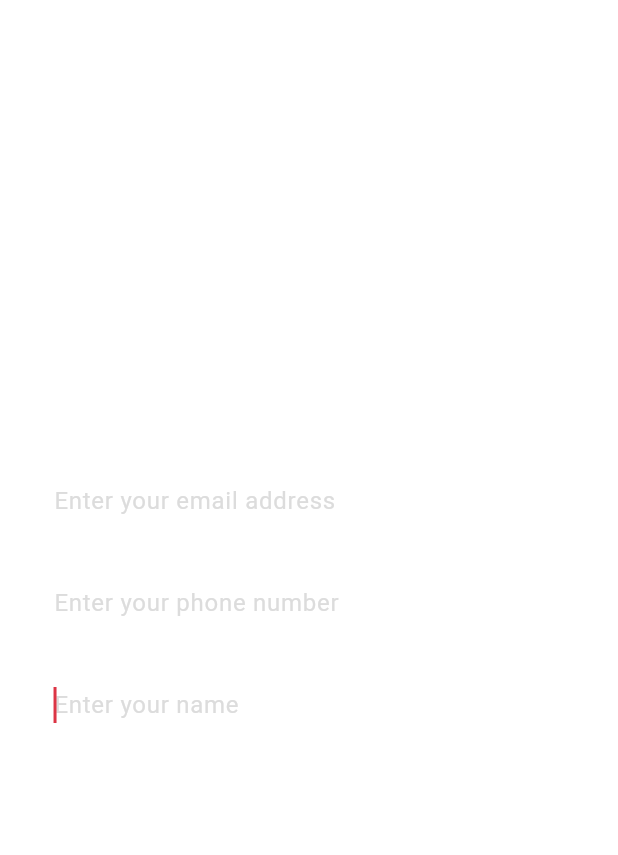
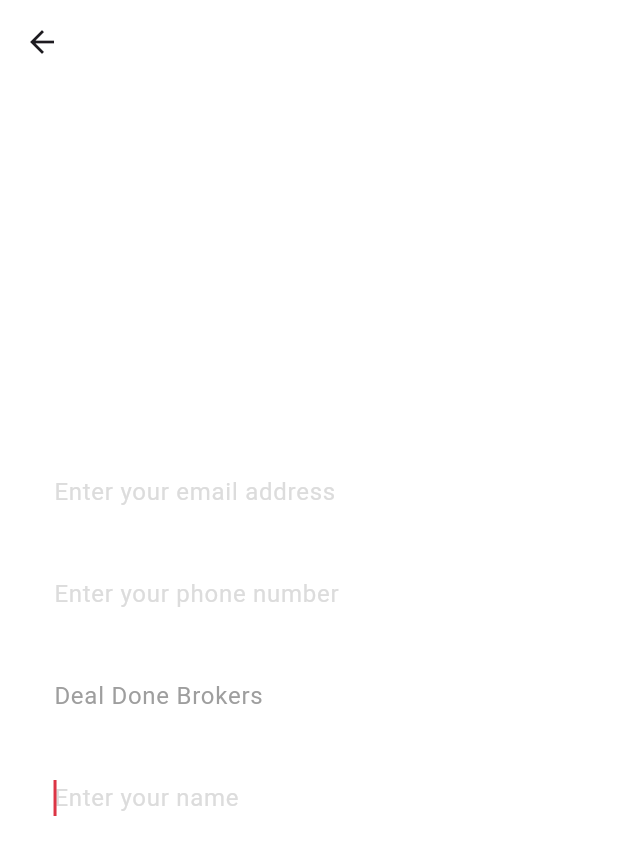
Before and after one commit to KodeInnovate-WorkSpace/s1media_app, a Flutter app: the HomeScreen screen opened directly, after a tap on "Enquire", on a phone screen of 412 x 824 dp. Shown: the top 855 px of the screen. Run offline on Flutter 3.47's test engine with Material 3 defaults, Android fonts, the phone set to English and light mode, and no system bars; our stand-ins replace carousel_slider, cloud_firestore, firebase_core, get, pinput, shared_preferences; missing offline and left inert: in_app_update, mailer; accounts and stored records are empty.

```diff
--- a/lib/screens/OTP.dart
+++ b/lib/screens/OTP.dart
@@ -63,11 +63,11 @@
           children: [
             const Text(
               "We've sent a verification code to",
-              style: TextStyle(fontFamily: "Gilroy-Bold", color: Color(0xffc9cace), fontSize: 16),
+              style: TextStyle( color: Color(0xffc9cace), fontSize: 16),
             ),
             Text(
               widget.email,
-              style: const TextStyle(fontFamily: "Gilroy-SemiBold", fontSize: 17),
+              style: const TextStyle(fontSize: 17),
             ),
             Padding(
               padding: const EdgeInsets.symmetric(horizontal: 30),
--- a/lib/screens/enquire_form.dart
+++ b/lib/screens/enquire_form.dart
@@ -2,8 +2,9 @@
 
 class EnquireForm extends StatefulWidget {
   final Map<String, String?> userDetails;
+  final serviceName;
 
-  const EnquireForm({super.key, required this.userDetails});
+  const EnquireForm({super.key, required this.userDetails, required this.serviceName});
 
   @override
   State<EnquireForm> createState() => _EnquireFormState();
@@ -24,6 +25,11 @@
   Widget build(BuildContext context) {
     return Scaffold(
       backgroundColor: Colors.white,
+      appBar: AppBar(
+        backgroundColor: Colors.white,
+        surfaceTintColor: Colors.white,
+
+      ),
       body: Padding(
         padding: const EdgeInsets.all(20.0),
         child: Column(
@@ -77,6 +83,29 @@
             ),
             const SizedBox(height: 20),
 
+            // Service
+            TextFormField(
+              cursorColor: const Color(0xffdc3545),
+              initialValue: widget.serviceName,
+              style: const TextStyle(color: Colors.grey),
+              decoration: const InputDecoration(
+                border: InputBorder.none,
+                focusedBorder: InputBorder.none,
+                enabledBorder: InputBorder.none,
+                errorBorder: InputBorder.none,
+                disabledBorder: InputBorder.none,
+                filled: true,
+                fillColor: Colors.white,
+                hintText: "Enter Service",
+                hintStyle: TextStyle(color: Color(0xffdcdcdc)),
+              ),
+              autofocus: false,
+              validator: (value) {
+                return null;
+              },
+            ),
+            const SizedBox(height: 20),
+
             // Name
             TextFormField(
               cursorColor: const Color(0xffdc3545),
@@ -98,7 +127,6 @@
               },
             ),
             const SizedBox(height: 20),
-            // Service
           ],
         ),
       ),
--- a/lib/screens/home.dart
+++ b/lib/screens/home.dart
@@ -62,7 +62,7 @@
                           backgroundColor: Colors.white,
                           title: const Text(
                             "Logout",
-                            style: TextStyle(fontFamily: 'Gilroy-ExtraBold', color: Colors.black),
+                            style: TextStyle(color: Colors.black),
                           ),
                           content: const Text(
                             "Are you sure you want to logout?",
@@ -79,7 +79,9 @@
                                     ),
                                     child: const Text(
                                       "No",
-                                      style: TextStyle(color: Color(0xffEF4B4B), fontFamily: "Gilroy-Black"),
+                                      style: TextStyle(
+                                        color: Color(0xffEF4B4B),
+                                      ),
                                     )),
                                 TextButton(
                                     onPressed: () async {
@@ -92,7 +94,7 @@
                                     ),
                                     child: const Text(
                                       "Yes",
-                                      style: TextStyle(color: Colors.black, fontFamily: "Gilroy-Black"),
+                                      style: TextStyle(color: Colors.black),
                                     )),
                               ],
                             )
@@ -121,13 +123,13 @@
             const Text(
               "Our Services",
               style: TextStyle(
-                fontFamily: "ClashDisplay",
+                fontFamily: "Satoshi-Black",
                 fontSize: 28,
               ),
             ),
             const Text(
               "At S1Media, we offer a range of services designed to showcase your business:",
-              style: TextStyle(fontFamily: "ClashDisplay", fontSize: 15, color: Color(0xff8A8B8B), fontWeight: FontWeight.w100),
+              style: TextStyle(fontFamily: "Satoshi-Medium", fontSize: 15, color: Color(0xff8A8B8B)),
             ),
             const SizedBox(
               height: 25,
@@ -208,14 +210,17 @@
                         style: const TextStyle(
                           color: Colors.white,
                           fontSize: 20,
-                          fontWeight: FontWeight.w900,
+                          fontFamily: "Satoshi-Black",
                         ),
                       ),
                       const SizedBox(height: 8.0),
                       // Sub-text
                       Text(
                         subText,
-                        style: const TextStyle(color: Colors.white),
+                        style: const TextStyle(
+                          color: Colors.white,
+                          fontFamily: "Satoshi-Medium",
+                        ),
                       ),
                       // const SizedBox(height: 8.0),
                       // Enquire button
@@ -223,7 +228,7 @@
                         child: ElevatedButton(
                           onPressed: () async {
                             var userDetails = await userObj.fetchUserDetails();
-                            Get.to(() => EnquireForm(userDetails: userDetails));
+                            Get.to(() => EnquireForm(userDetails: userDetails, serviceName: title));
                           },
                           style: ButtonStyle(
                             shape: WidgetStateProperty.all<RoundedRectangleBorder>(
```
Also changed, not shown: pubspec.yaml (+18 -2 lines), assets/fonts/ClashDisplay-Variable.ttf (deleted), assets/fonts/Satoshi-Black.otf (added), assets/fonts/Satoshi-Bold.otf (added), assets/fonts/Satoshi-Light.otf (added), assets/fonts/Satoshi-Medium.otf (added), assets/fonts/Satoshi-Regular.otf (added).
